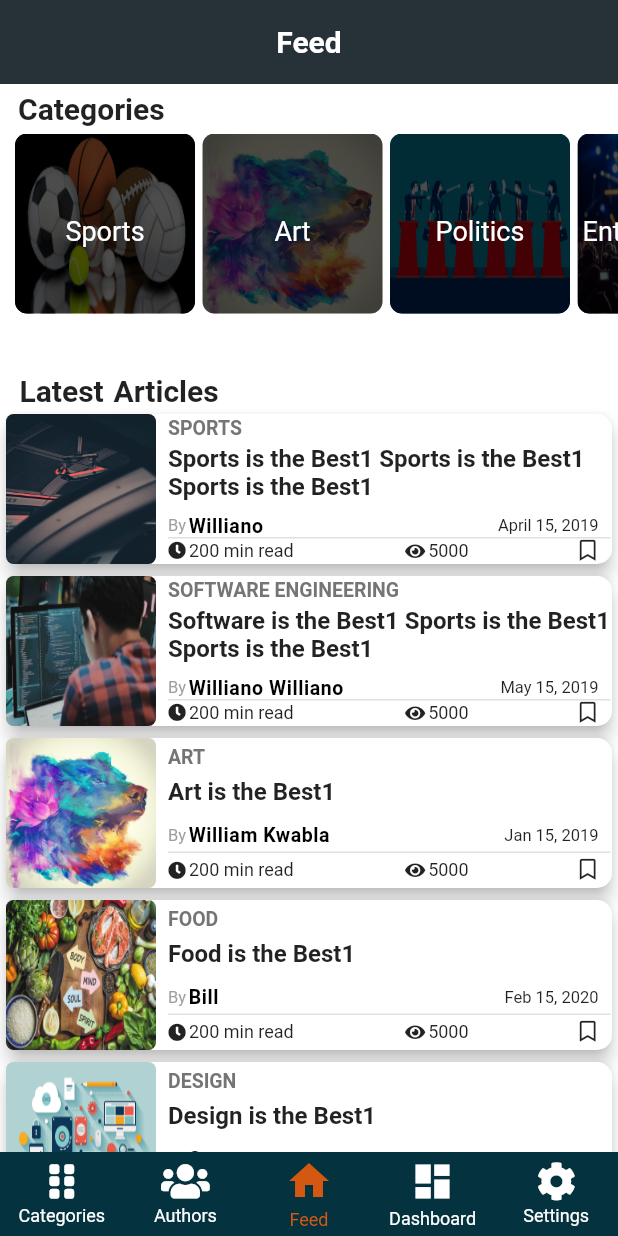
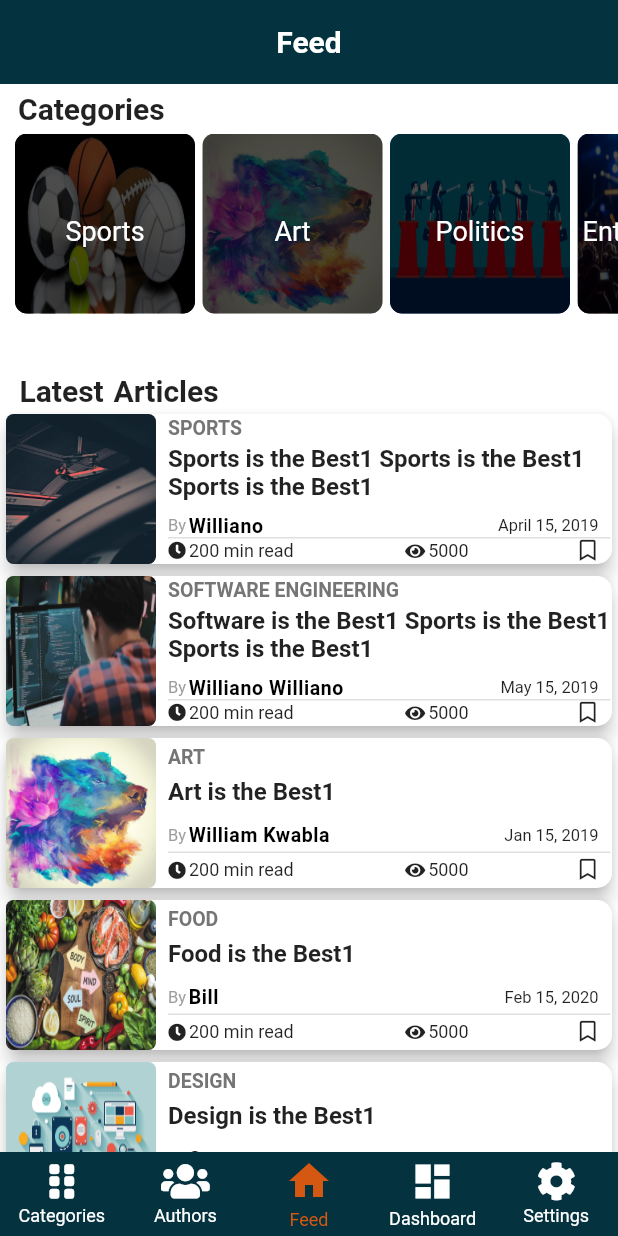
Before and after one commit to Williano/Bona-Blog-Mobile, a Flutter app: the screen it shows after launch, on a phone screen of 412 x 824 dp. Run offline on Flutter 3.47's test engine with Material 2 defaults, Android fonts, the light colour scheme and no system bars; drawn by our look-alikes of persistent_bottom_nav_bar; our stand-ins replace font_awesome_flutter; Roboto replaces fonts that are missing (Georgia, Hind).

Commit message:
Update Widget

```diff
--- a/lib/widgets/app_bar_widgets/custom_app_bar_widget.dart
+++ b/lib/widgets/app_bar_widgets/custom_app_bar_widget.dart
@@ -7,6 +7,7 @@ Widget customAppBar(
   return AppBar(
     automaticallyImplyLeading: showBackArrow,
     elevation: 0,
+    backgroundColor: Theme.of(context).primaryColor,
     title: Text(
       "$title",
       style: TextStyle(
```
